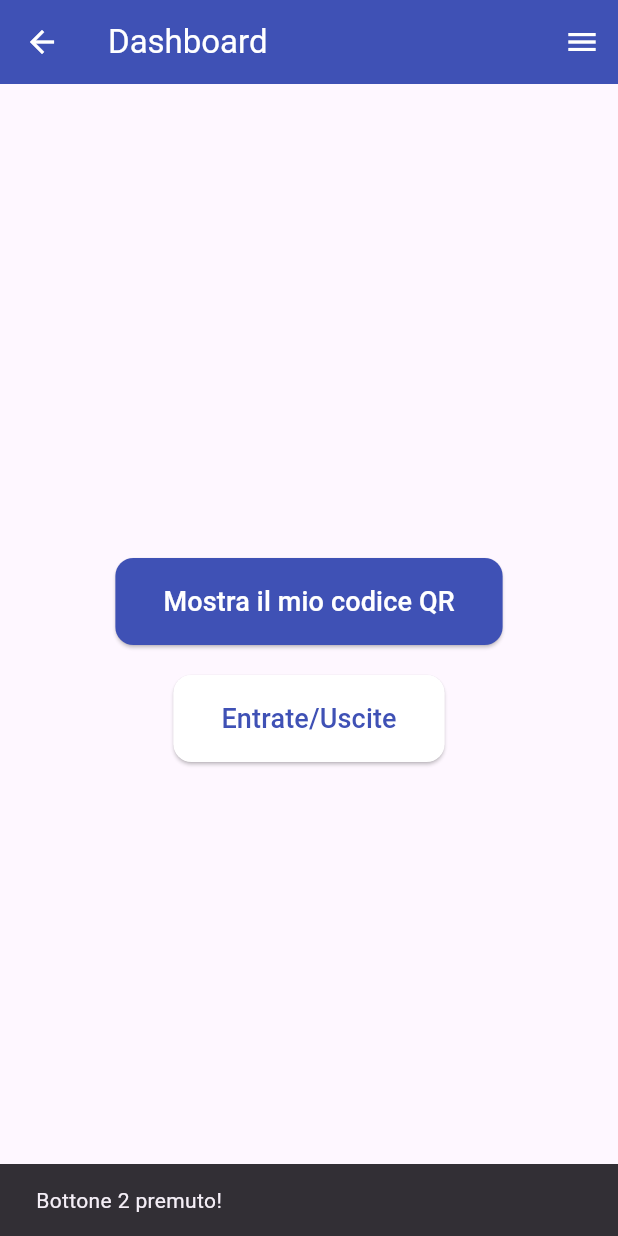
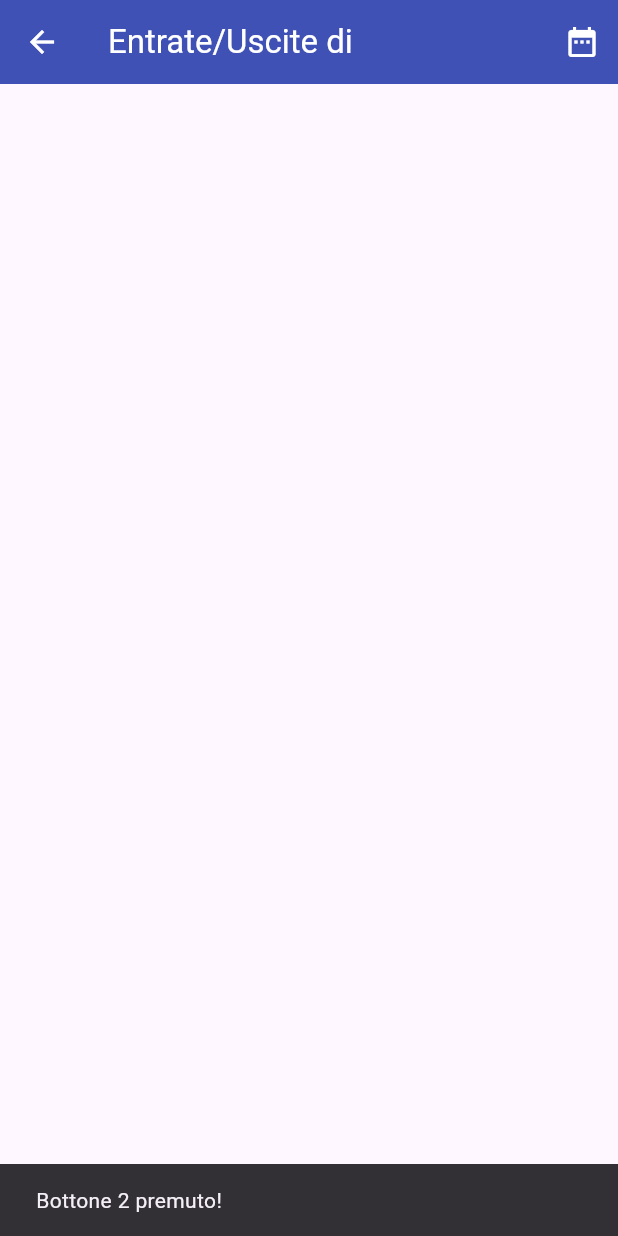
Before and after one commit to AntonyMolino/managertimemob, a Flutter app: the Dashboard screen opened directly with empty values, after a tap on "Entrate/Uscite", on a phone screen of 412 x 824 dp. Run offline on Flutter 3.47's test engine with Material 3 defaults, Android fonts, the phone set to English and light mode, and no system bars; our stand-ins replace cloud_firestore, firebase_auth, firebase_core, qr_flutter; accounts and stored records are empty.

Commit message:
entrateuscite

```diff
--- a/lib/screens/dashboard.dart
+++ b/lib/screens/dashboard.dart
@@ -1,5 +1,7 @@
 import 'package:flutter/material.dart';
 import 'package:qr_flutter/qr_flutter.dart';
+
+import 'entrateUscite.dart';
 
 
 class Dashboard extends StatefulWidget {
@@ -133,7 +135,12 @@ class _DashboardState extends State<Dashboard> {
             SizedBox(height: 20),
             ElevatedButton(
               onPressed: () {
-
+                Navigator.push(
+                  context,
+                  MaterialPageRoute(
+                    builder: (context) => EntrateUscitePage(dipendente),
+                  ),
+                );
 
 
                 ScaffoldMessenger.of(context).showSnackBar(
--- /dev/null
+++ b/lib/screens/entrateUscite.dart
@@ -0,0 +1,163 @@
+import 'package:flutter/material.dart';
+import 'package:intl/intl.dart';
+import '../db/DatabaseHelper.dart';
+
+class EntrateUscitePage extends StatefulWidget {
+  final Map<String, dynamic>? dipendente;
+
+  // Constructor
+  EntrateUscitePage(this.dipendente);
+
+  @override
+  _EntrateUscitePageState createState() => _EntrateUscitePageState(dipendente);
+}
+
+class _EntrateUscitePageState extends State<EntrateUscitePage> {
+  final Map<String, dynamic>? dipendente; // Campo dipendente usato nello stato.
+
+  // Variabile che conterrà la stringa del QR Code.
+  var dipendenteData;
+
+  _EntrateUscitePageState(this.dipendente);
+
+  List<Map<String, dynamic>> _entrate = [];
+  List<Map<String, dynamic>> _uscite = [];
+  DateTime? _startDate; // Data inizio filtro
+  DateTime? _endDate;   // Data fine filtro
+
+  @override
+  void initState() {
+    dipendenteData = dipendente != null ? dipendente : 'Nessun dato disponibile';
+    super.initState();
+    _fetchEntrateUscite();
+  }
+
+  Future<void> _fetchEntrateUscite() async {
+    // Recupera tutte le entrate per il dipendente
+    List<Map<String, dynamic>> entrate = await FirebaseDatabaseHelper.getEntrate(dipendente!['id']);
+
+    // Crea una lista vuota per le uscite
+    List<Map<String, dynamic>> uscite = [];
+
+    // Recupera le uscite per ogni entrata, se esistono
+    for (var entrata in entrate) {
+      var uscita = await FirebaseDatabaseHelper.getUscitaByEntrataId(entrata['id']);
+      if (uscita != null) {
+        uscite.add(uscita);
+        print("Uscita trovata per entrata ${entrata['id']}: $uscita");
+      } else {
+        uscite.add({});
+        print("Nessuna uscita trovata per entrata ${entrata['id']}");
+      }
+    }
+
+    // Aggiorna lo stato con i dati recuperati
+    setState(() {
+      _entrate = entrate;
+      _uscite = uscite;
+    });
+  }
+
+  void _filterByDateRange(DateTime? start, DateTime? end) {
+    setState(() {
+      _startDate = start;
+      _endDate = end;
+    });
+  }
+
+  @override
+  Widget build(BuildContext context) {
+
+
+    List<Map<String, dynamic>> filteredEntrate = _entrate.where((entrata) {
+      // Verifica che 'data' e 'ora' siano presenti
+      if (entrata['data'] == null || entrata['ora'] == null) return false;
+
+      DateTime? entrataDate;
+      try {
+        // Parsing della data e dell'ora
+        String data = entrata['data']; // Esempio: "2024-12-01"
+        String ora = entrata['ora'];   // Esempio: "14:30"
+        DateFormat dateFormat = DateFormat("yyyy-MM-dd HH:mm");
+        entrataDate = dateFormat.parse("$data $ora");
+      } catch (e) {
+        print("Errore nel parsing della data/ora: $e");
+        return false; // Ignora l'elemento se il parsing fallisce
+      }
+
+      // Applica i filtri di intervallo
+      if (_startDate != null && entrataDate.isBefore(_startDate!)) return false;
+      if (_endDate != null && entrataDate.isAfter(_endDate!)) return false;
+
+      return true;
+    }).toList();
+
+    return Scaffold(
+      appBar: AppBar(
+        title: dipendente != null
+            ? Text(
+          'Entrate/Uscite di ${dipendente!['cognome']} ${dipendente!['nome']}',
+          style: TextStyle(color: Colors.white),
+        )
+            : Text('Entrate/Uscite'),
+        backgroundColor: Colors.indigo,
+        foregroundColor: Colors.white,
+        actions: [
+          IconButton(
+            icon: Icon(Icons.date_range, color: Colors.white),
+            onPressed: () async {
+              DateTimeRange? selectedRange = await showDateRangePicker(
+                context: context,
+                firstDate: DateTime(2000),
+                lastDate: DateTime(2100),
+                initialDateRange: _startDate != null && _endDate != null
+                    ? DateTimeRange(start: _startDate!, end: _endDate!)
+                    : null,
+              );
+              if (selectedRange != null) {
+                _filterByDateRange(selectedRange.start, selectedRange.end);
+              }
+            },
+          ),
+        ],
+      ),
+      body: Column(
+        children: [
+          if (_startDate != null && _endDate != null)
+            Padding(
+              padding: const EdgeInsets.all(8.0),
+              child: Text(
+                "Periodo: ${DateFormat('dd/MM/yyyy').format(_startDate!)} - ${DateFormat('dd/MM/yyyy').format(_endDate!)}",
+                style: TextStyle(fontSize: 16, fontWeight: FontWeight.bold),
+              ),
+            ),
+          Expanded(
+            child: ListView.builder(
+              itemCount: filteredEntrate.length,
+              itemBuilder: (context, index) {
+                var entrata = filteredEntrate[index];
+                var uscita = _uscite.isNotEmpty && index < _uscite.length
+                    ? _uscite[index]
+                    : null;
+
+                return Card(
+                  child: ListTile(
+                    title: Text("Data: ${entrata['data']}"),
+                    subtitle: Column(
+                      crossAxisAlignment: CrossAxisAlignment.start,
+                      children: [
+                        Text("Entrata: ${entrata['ora']}"),
+                        if (uscita != null && uscita.isNotEmpty)
+                          Text("Uscita: ${uscita['ora']}"),
+                      ],
+                    ),
+                  ),
+                );
+              },
+            ),
+          ),
+        ],
+      ),
+    );
+  }
+}
--- a/pubspec.yaml
+++ b/pubspec.yaml
@@ -38,6 +38,7 @@ dependencies:
   firebase_core: ^3.8.0
   cloud_firestore: ^5.5.1
   qr_flutter: ^4.1.0
+  intl: ^0.20.0
 
 dev_dependencies:
   flutter_test:
```
Also changed, not shown: lib/db/DatabaseHelper.dart (+49 -0 lines), pubspec.lock.
